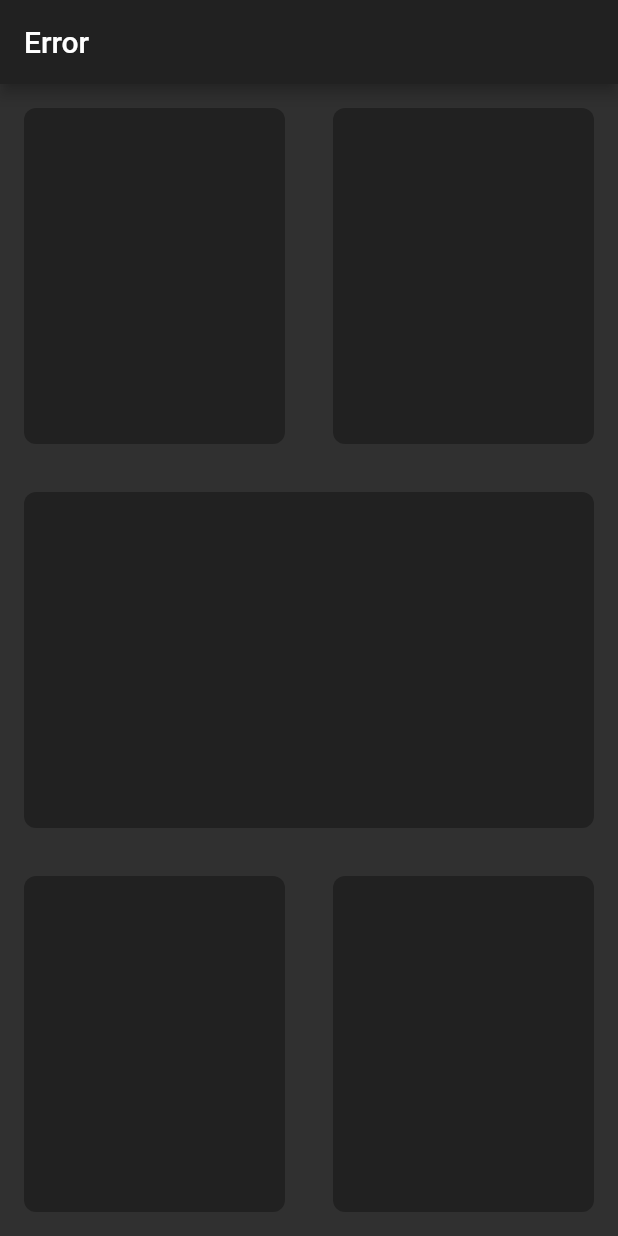
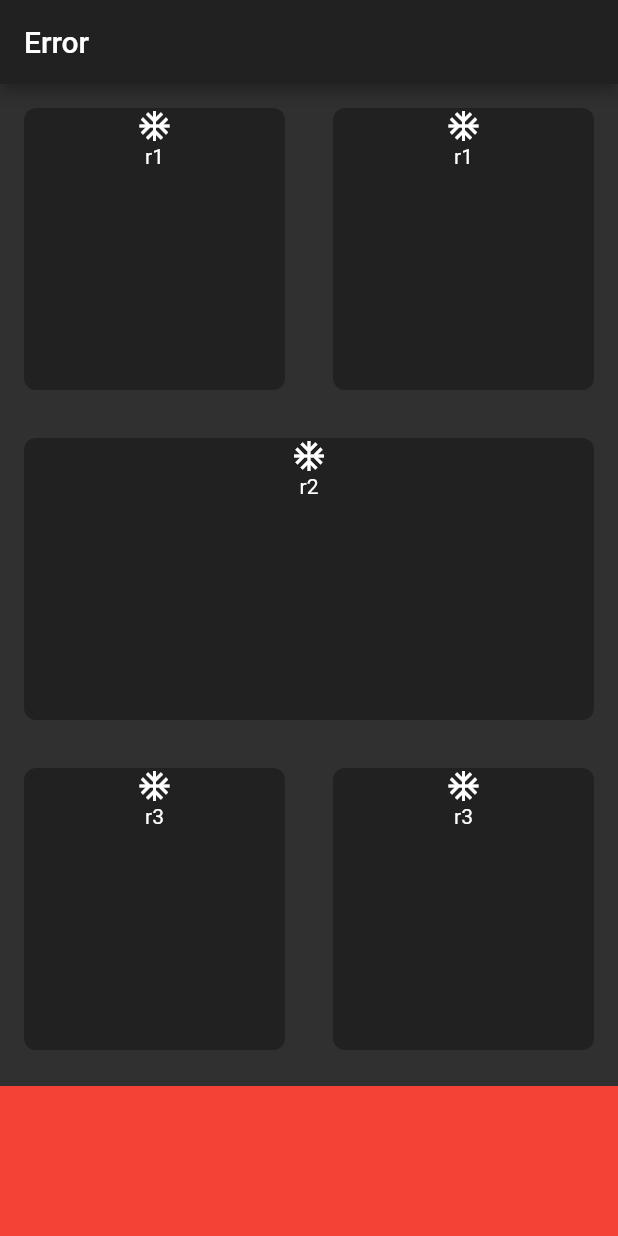
Before and after one commit to FadyFouad/bmi_app, a Flutter app: the screen it shows after launch, on a phone screen of 412 x 824 dp. Run offline on Flutter 3.47's test engine with Material 2 defaults, Android fonts, the phone set to English and light mode, and no system bars.

Commit message:
add Card

```diff
--- a/lib/card_widget.dart
+++ b/lib/card_widget.dart
@@ -5,15 +5,32 @@ import 'package:flutter/material.dart';
 ///****************************************************
 
 class MyCard extends StatelessWidget {
+  final Text cardLable;
+  final Color cardColor;
+  final Icon cardIcon;
+
+  const MyCard(
+      {Key key,
+      @required this.cardLable,
+      @required this.cardColor,
+      @required this.cardIcon})
+      : super(key: key);
+
   @override
   Widget build(BuildContext context) {
     return Expanded(
       child: Container(
+        child: Column(
+          children: <Widget>[
+            cardIcon,
+            cardLable,
+          ],
+        ),
 //      color: Color(0xff1d1e33),
         margin: EdgeInsets.all(16.0),
         decoration: BoxDecoration(
           borderRadius: BorderRadius.circular(8),
-          color: Theme.of(context).primaryColor,
+          color: cardColor,
         ),
       ),
     );
--- a/lib/main.dart
+++ b/lib/main.dart
@@ -48,22 +48,52 @@ class _MyHomePageState extends State<MyHomePage> {
             Expanded(
               child: Row(
                 children: <MyCard>[
-                  MyCard(),
-                  MyCard(),
+                  MyCard(
+                    cardLable: Text('r1'),
+                    cardIcon: Icon(Icons.ac_unit),
+                    cardColor: Theme.of(context).primaryColor,
+                  ),
+                  MyCard(
+                    cardLable: Text('r1'),
+                    cardIcon: Icon(Icons.ac_unit),
+                    cardColor: Theme.of(context).primaryColor,
+                  ),
                 ],
               ),
             ),
             Expanded(
-              child: MyCard(),
+              child: Container(
+                width: double.infinity,
+                child: MyCard(
+                  cardLable: Text('r2'),
+                  cardIcon: Icon(Icons.ac_unit),
+                  cardColor: Theme.of(context).primaryColor,
+                ),
+              ),
             ),
             Expanded(
               child: Row(
                 children: <MyCard>[
-                  MyCard(),
-                  MyCard(),
+                  MyCard(
+                    cardLable: Text('r3'),
+                    cardIcon: Icon(Icons.ac_unit),
+                    cardColor: Theme.of(context).primaryColor,
+                  ),
+                  MyCard(
+                    cardLable: Text('r3'),
+                    cardIcon: Icon(Icons.ac_unit),
+                    cardColor: Theme.of(context).primaryColor,
+                  ),
                 ],
               ),
             ),
+            Container(
+              child: Text(''),
+              color: Colors.red,
+              margin: EdgeInsets.only(top: 8.0),
+              width: double.infinity,
+              height: 100.0,
+            )
           ],
         ),
       ),
```
